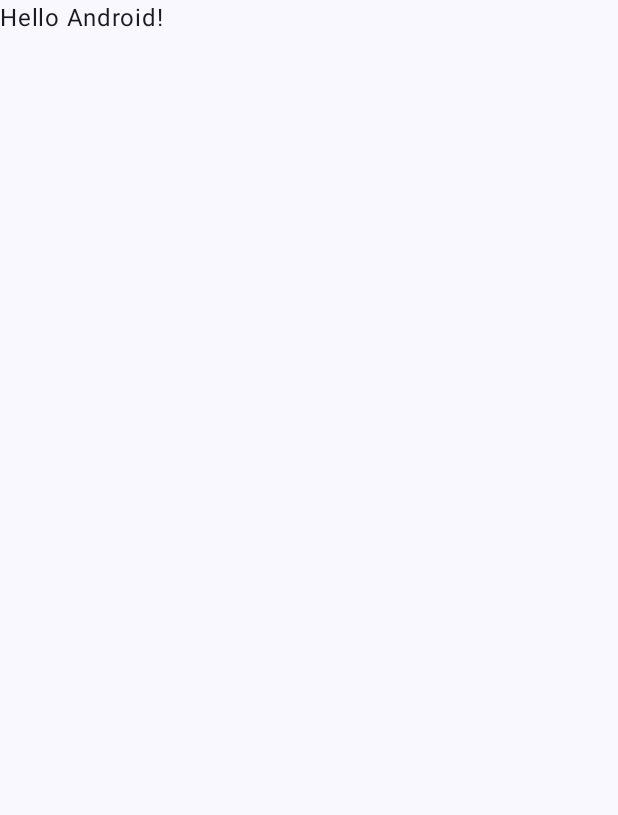
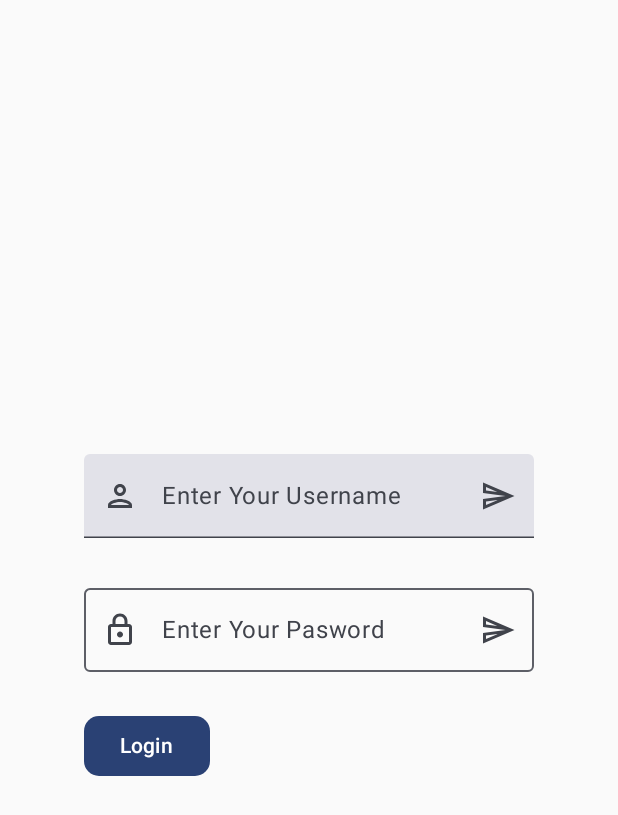
Before and after one commit to kfong2/Project, an Android app built with Jetpack Compose: the screen it shows after launch (MainActivity), on a phone screen of 412 x 824 dp. Before the commit the part shown is almost empty. Shown: the top 815 px of the screen. Run offline under Robolectric (Android 15) with nearby library versions, the phone set to English and light mode, and no system bars.

Commit message:
added LoginScreen

```diff
--- a/app/build.gradle.kts
+++ b/app/build.gradle.kts
@@ -5,12 +5,12 @@ plugins {
 
 android {
     namespace = "com.example.project"
-    compileSdk = 33
+    compileSdk = 34
 
     defaultConfig {
         applicationId = "com.example.project"
         minSdk = 24
-        targetSdk = 33
+        targetSdk = 34
         versionCode = 1
         versionName = "1.0"
 
--- /dev/null
+++ b/app/src/main/java/com/example/project/LoginScreen.kt
@@ -0,0 +1,129 @@
+package com.example.project
+
+import android.widget.Toast
+import androidx.compose.foundation.layout.Arrangement
+import androidx.compose.foundation.layout.Box
+import androidx.compose.foundation.layout.Column
+import androidx.compose.foundation.layout.fillMaxSize
+import androidx.compose.foundation.layout.width
+import androidx.compose.foundation.shape.RoundedCornerShape
+import androidx.compose.foundation.text.KeyboardActions
+import androidx.compose.foundation.text.KeyboardOptions
+import androidx.compose.material.icons.Icons
+import androidx.compose.material.icons.outlined.Lock
+import androidx.compose.material.icons.outlined.Person
+import androidx.compose.material.icons.outlined.Send
+import androidx.compose.material3.Button
+import androidx.compose.material3.ExperimentalMaterial3Api
+import androidx.compose.material3.Icon
+import androidx.compose.material3.IconButton
+import androidx.compose.material3.OutlinedTextField
+import androidx.compose.material3.Text
+import androidx.compose.material3.TextField
+import androidx.compose.runtime.Composable
+import androidx.compose.runtime.getValue
+import androidx.compose.runtime.mutableStateOf
+import androidx.compose.runtime.remember
+import androidx.compose.runtime.setValue
+import androidx.compose.ui.Alignment
+import androidx.compose.ui.ExperimentalComposeUiApi
+import androidx.compose.ui.Modifier
+import androidx.compose.ui.platform.LocalContext
+import androidx.compose.ui.platform.LocalFocusManager
+import androidx.compose.ui.platform.LocalSoftwareKeyboardController
+import androidx.compose.ui.text.input.ImeAction
+import androidx.compose.ui.text.input.KeyboardCapitalization
+import androidx.compose.ui.text.input.KeyboardType
+import androidx.compose.ui.text.input.PasswordVisualTransformation
+import androidx.compose.ui.tooling.preview.Preview
+import androidx.compose.ui.unit.dp
+
+@OptIn(ExperimentalComposeUiApi::class, ExperimentalMaterial3Api::class)
+@Composable
+fun LoginScreen(){
+    Box(
+        modifier = Modifier.fillMaxSize(),
+        contentAlignment = Alignment.Center
+    ){
+        var newTextValue by remember {
+            mutableStateOf("")
+        }
+
+        val context = LocalContext.current
+        val keyboardController = LocalSoftwareKeyboardController.current
+        val focusManager = LocalFocusManager.current
+
+        Column (
+            verticalArrangement = Arrangement.spacedBy(25.dp)
+        ) {
+            TextField (value = newTextValue, onValueChange = {
+                newTextValue = it
+            },
+                label = { Text(text = "Enter Your Username") },
+                // maxLines = 1
+                singleLine = true,
+                modifier = Modifier.width(300.dp),
+                placeholder = { Text(text = "user@mail.com") },
+//                visualTransformation = PasswordVisualTransformation()
+                leadingIcon = {
+                    Icon(imageVector = Icons.Outlined.Person, contentDescription = "")
+                },
+                trailingIcon = {
+                    IconButton(onClick = {
+                        Toast.makeText(context, newTextValue, Toast.LENGTH_SHORT).show()
+                    }
+                    ) {
+                        Icon(imageVector = Icons.Outlined.Send, contentDescription = "")
+                    }
+                }
+            )
+
+            OutlinedTextField (value = newTextValue, onValueChange = {
+                newTextValue = it
+            },
+                label = { Text(text = "Enter Your Pasword") },
+                singleLine = true,
+                modifier = Modifier.width(300.dp),
+                placeholder = { Text(text = "********") },
+                visualTransformation = PasswordVisualTransformation(),
+                leadingIcon = {
+                    Icon(imageVector = Icons.Outlined.Lock, contentDescription = "")
+                },
+                trailingIcon = {
+                    IconButton(onClick = {
+                        Toast.makeText(context, newTextValue, Toast.LENGTH_SHORT).show()
+                    }
+                    ) {
+                        Icon(imageVector = Icons.Outlined.Send, contentDescription = "")
+                    }
+                },
+                keyboardOptions = KeyboardOptions( // Set Keyboard
+                    capitalization = KeyboardCapitalization.Characters,
+                    keyboardType = KeyboardType.Phone,
+                    imeAction = ImeAction.Send
+                ),
+                keyboardActions = KeyboardActions(
+                    onSend = {
+                        keyboardController?.hide() // keyboard will be hidden after clicked send
+                        Toast.makeText(context, "send button pressed", Toast.LENGTH_LONG).show()
+                        focusManager.clearFocus() // disabled the focus
+                    }
+                )
+            )
+
+        Button(
+            onClick = { /*TODO*/ },
+            shape = RoundedCornerShape(10.dp)
+        ) {
+           Text(text = "Login")
+        }
+
+        }
+    }
+}
+
+@Preview (showBackground = true)
+@Composable
+fun AppPreview() {
+    LoginScreen()
+}
--- a/app/src/main/java/com/example/project/MainActivity.kt
+++ b/app/src/main/java/com/example/project/MainActivity.kt
@@ -17,30 +17,8 @@ class MainActivity : ComponentActivity() {
         super.onCreate(savedInstanceState)
         setContent {
             ProjectTheme {
-                // A surface container using the 'background' color from the theme
-                Surface(
-                    modifier = Modifier.fillMaxSize(),
-                    color = MaterialTheme.colorScheme.background
-                ) {
-                    Greeting("Android")
-                }
+                LoginScreen()
             }
         }
     }
 }
-
-@Composable
-fun Greeting(name: String, modifier: Modifier = Modifier) {
-    Text(
-        text = "Hello $name!",
-        modifier = modifier
-    )
-}
-
-@Preview(showBackground = true)
-@Composable
-fun GreetingPreview() {
-    ProjectTheme {
-        Greeting("Android")
-    }
-}
```
